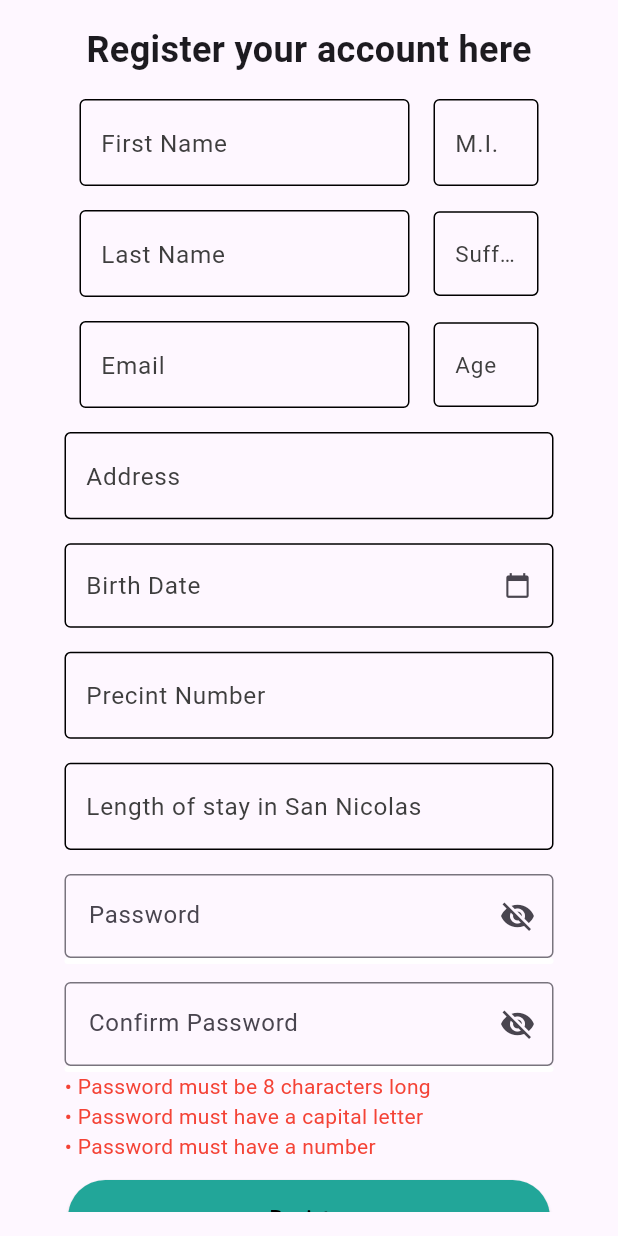
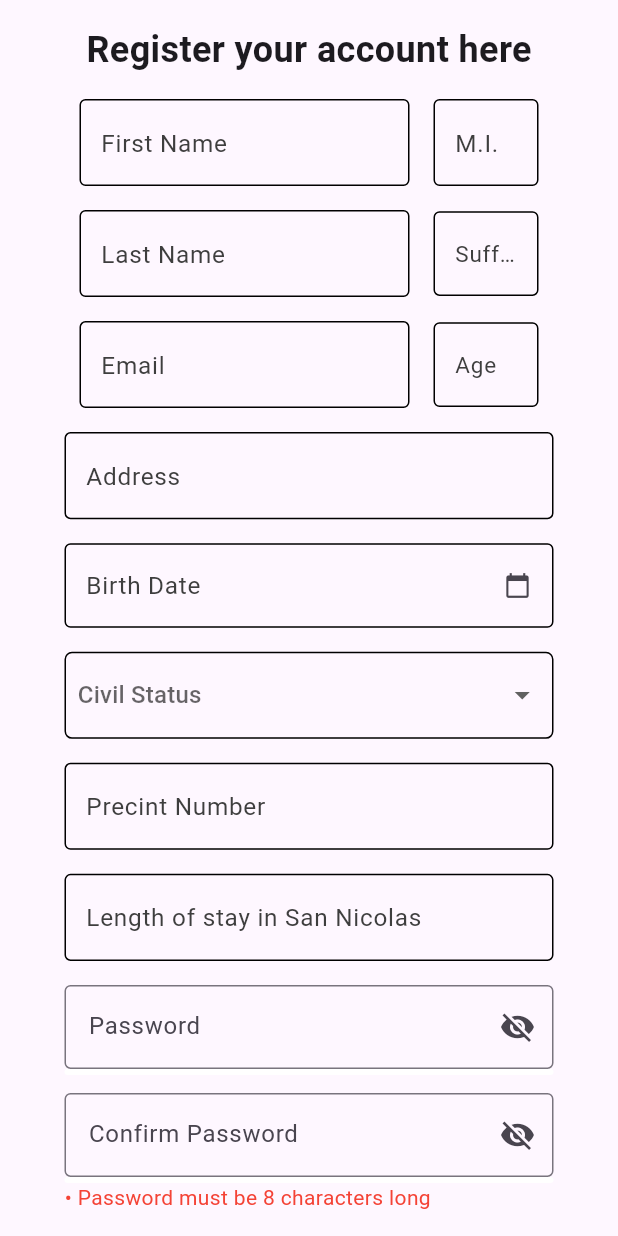
Before and after one commit to glen0821/barangay_repository_app-main, a Flutter app: the RegisterPage screen opened directly, on a phone screen of 412 x 824 dp. Run offline on Flutter 3.47's test engine with Material 3 defaults, Android fonts, the phone set to English and light mode, and no system bars; our stand-ins replace animated_notch_bottom_bar, cloud_firestore, firebase_auth, firebase_core, firebase_storage, flutter_secure_storage and 6 more; missing offline and left inert: flutter_paypal, flutter_paypal_checkout; accounts and stored records are empty.

Commit message:
Register: Civil Status added (does not update database with it)

```diff
--- a/lib/widgets/containers/auth/register/register.dart
+++ b/lib/widgets/containers/auth/register/register.dart
@@ -42,7 +42,10 @@ class _RegisterPageState extends State<RegisterPage> {
   bool _confirmpassVisible = false;
 
   // Length, Capital, Number
-  List<Color> _passTips = [Colors.red, Colors.red, Colors.red];
+  final List<Color> _passTips = [Colors.red, Colors.red, Colors.red];
+
+  static const List<String> allCivilStatus = ["Single", "Married", "Widowed", "Divorced"];
+  String? civilStatus;
 
   // No color = 0, Red = 1, Orange = 2, Green = 3
   int _passStatus = 0;
@@ -204,6 +207,38 @@ class _RegisterPageState extends State<RegisterPage> {
                         onDateChanged: (DateTime newDate) {
                           ageCalc();
                         },
+                      ),
+                      SizedBox(
+                        height: 16,
+                      ),
+                      Container(
+                        height: 58,
+                        decoration: BoxDecoration(
+                          border: Border.all(
+                            color: Colors.black
+                          ),
+                          borderRadius: const BorderRadius.all(Radius.circular(5))
+                        ),
+                        alignment: Alignment.center,
+                        child: DropdownButton(
+                          value: civilStatus,
+                          items: allCivilStatus.map<DropdownMenuItem<String>>((String value) {
+                            return DropdownMenuItem<String>(
+                              value: value,
+                              child: Text(value),
+                            );}
+                          ).toList(),
+                          hint: Text("Civil Status"),
+                          onChanged: (value) => {
+                            setState(() {
+                              civilStatus = value;
+                            })
+                          },
+                          isExpanded: true,
+                          borderRadius: const BorderRadius.all(Radius.circular(5)),
+                          underline: Container(height: 0),
+                          padding: const EdgeInsets.symmetric(horizontal: 7.8),
+                        ),
                       ),
                       SizedBox(
                         height: 16,
```
